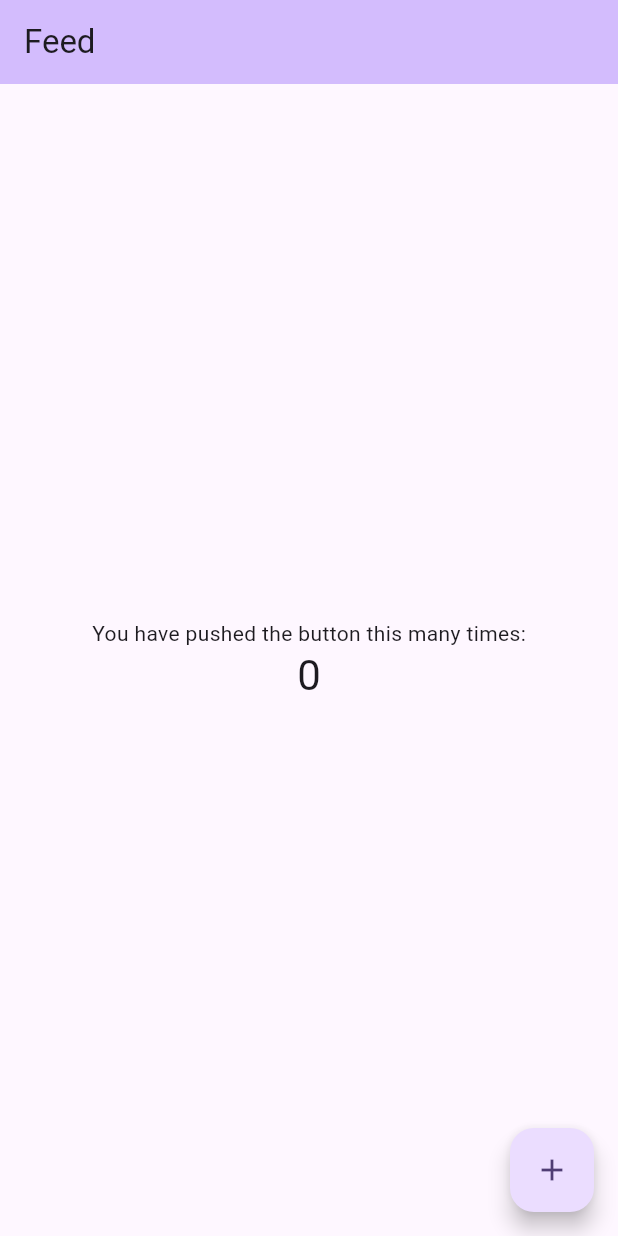
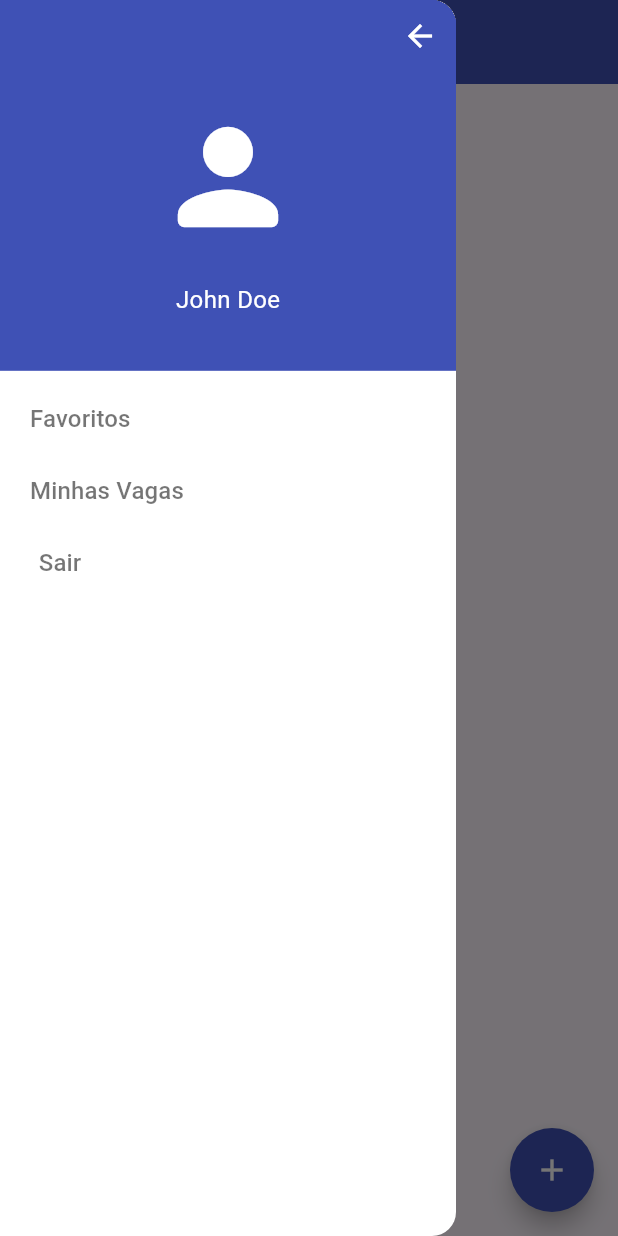
Before and after one commit to rafa-Nobre/Metropolly, a Flutter app: the screen it shows after launch, with the side drawer open (before the commit the screen has no drawer), on a phone screen of 412 x 824 dp. Run offline on Flutter 3.47's test engine with Material 2 defaults, Android fonts, the phone set to English and light mode, and no system bars.

Commit message:
Adicionando novas estruturas

```diff
--- /dev/null
+++ b/lib/app/common/widgets/app_drawer.dart
@@ -0,0 +1,70 @@
+import 'package:flutter/material.dart';
+import 'package:metropolly/app/common/widgets/common_text.dart';
+import 'package:metropolly/app/routes/routes_consts.dart';
+
+class AppDrawer extends StatelessWidget {
+  const AppDrawer({super.key});
+
+  @override
+  Widget build(BuildContext context) {
+    final drawerSize = MediaQuery.of(context).size;
+
+    return SafeArea(
+      child: Drawer(
+        backgroundColor: Colors.white,
+        elevation: 0.0,
+        child: Column(
+          crossAxisAlignment: CrossAxisAlignment.start,
+          children: <Widget>[
+            Container(
+              width: drawerSize.width,
+              height: drawerSize.height * .3,
+              decoration: const BoxDecoration(color: Colors.indigo),
+              child: Column(
+                mainAxisAlignment: MainAxisAlignment.spaceBetween,
+                children: <Widget>[
+                  Align(
+                    alignment: Alignment.topRight,
+                    child: IconButton(
+                      onPressed: () => Navigator.of(context).pop(),
+                      icon: const Icon(
+                        Icons.arrow_back,
+                        color: Colors.white,
+                      ),
+                    ),
+                  ),
+                  const Icon(Icons.person_rounded, color: Colors.white, size: 100.0),
+                  const CommonText(text: 'John Doe', textColor: Colors.white),
+                  const SizedBox(height: 16.0),
+                ],
+              ),
+            ),
+            SizedBox(
+              width: drawerSize.width,
+              child: Padding(
+                padding: const EdgeInsets.symmetric(vertical: 8.0, horizontal: 8.0),
+                child: Column(
+                  crossAxisAlignment: CrossAxisAlignment.start,
+                  children: <Widget>[
+                    TextButton(
+                      onPressed: () => Navigator.of(context).popAndPushNamed(RoutesConsts.root),
+                      child: const CommonText(text: 'Favoritos'),
+                    ),
+                    TextButton(
+                      onPressed: () => Navigator.of(context).popAndPushNamed(RoutesConsts.root),
+                      child: const CommonText(text: 'Minhas Vagas'),
+                    ),
+                    TextButton(
+                      onPressed: () => Navigator.of(context).popAndPushNamed(RoutesConsts.root),
+                      child: const CommonText(text: 'Sair'),
+                    ),
+                  ],
+                ),
+              ),
+            ),
+          ],
+        ),
+      ),
+    );
+  }
+}
--- /dev/null
+++ b/lib/app/common/widgets/common_text.dart
@@ -0,0 +1,17 @@
+import 'package:flutter/material.dart';
+
+class CommonText extends StatelessWidget {
+  const CommonText({super.key, required this.text, this.textColor = Colors.black54, this.textSize = 16.0});
+
+  final String text;
+  final Color textColor;
+  final double textSize;
+
+  @override
+  Widget build(BuildContext context) {
+    return Text(
+      text,
+      style: TextStyle(color: textColor, fontSize: textSize),
+    );
+  }
+}
--- a/lib/routes/app_routes.dart
+++ b/lib/app/routes/app_routes.dart
@@ -1,6 +1,6 @@
 import 'package:flutter/widgets.dart';
-import 'package:metropolly/routes/routes_consts.dart';
-import '../app/screens/home_page.dart';
+import 'package:metropolly/app/routes/routes_consts.dart';
+import '../screens/home_page.dart';
 
 final Map<String, Widget Function(BuildContext)> appRoutes = {
   RoutesConsts.root: (context) => const HomePage(),
--- a/lib/app/screens/home_page.dart
+++ b/lib/app/screens/home_page.dart
@@ -1,4 +1,5 @@
 import 'package:flutter/material.dart';
+import 'package:metropolly/app/common/widgets/app_drawer.dart';
 
 class HomePage extends StatefulWidget {
   const HomePage({super.key});
@@ -8,39 +9,43 @@ class HomePage extends StatefulWidget {
 }
 
 class _HomePageState extends State<HomePage> {
-  int _counter = 0;
-
-  void _incrementCounter() {
-    setState(() {
-      _counter++;
-    });
-  }
-
   @override
   Widget build(BuildContext context) {
     return Scaffold(
       appBar: AppBar(
-        backgroundColor: Theme.of(context).colorScheme.inversePrimary,
-        title: const Text('Feed'),
-      ),
-      body: Center(
-        child: Column(
-          mainAxisAlignment: MainAxisAlignment.center,
-          children: <Widget>[
-            const Text(
-              'You have pushed the button this many times:',
-            ),
-            Text(
-              '$_counter',
-              style: Theme.of(context).textTheme.headlineMedium,
-            ),
-          ],
+        backgroundColor: Colors.indigo,
+        title: const Text(
+          'Feed',
+          style: TextStyle(color: Colors.white),
+        ),
+        leading: Builder(
+          builder: (context) {
+            return IconButton(
+              onPressed: () => Scaffold.of(context).openDrawer(),
+              icon: const Icon(
+                Icons.menu,
+                color: Colors.white,
+              ),
+            );
+          },
         ),
       ),
-      floatingActionButton: FloatingActionButton(
-        onPressed: _incrementCounter,
-        tooltip: 'Increment',
-        child: const Icon(Icons.add),
+      drawer: const AppDrawer(),
+      body: Center(
+        child: Text(
+          'Hello World',
+          style: Theme.of(context).textTheme.headlineMedium,
+        ),
+      ),
+      floatingActionButton: const FloatingActionButton(
+        onPressed: null,
+        tooltip: 'Adicionar post',
+        backgroundColor: Colors.indigo,
+        shape: CircleBorder(),
+        child: Icon(
+          Icons.add,
+          color: Colors.white,
+        ),
       ),
     );
   }
--- a/lib/main.dart
+++ b/lib/main.dart
@@ -1,6 +1,6 @@
 import 'package:flutter/material.dart';
-import 'package:metropolly/routes/routes_consts.dart';
-import 'routes/app_routes.dart';
+import 'package:metropolly/app/routes/routes_consts.dart';
+import 'app/routes/app_routes.dart';
 
 void main() {
   runApp(const MyApp());
```
Also changed, not shown: lib/app/routes/routes_consts.dart (renamed from lib/routes/routes_consts.dart).
